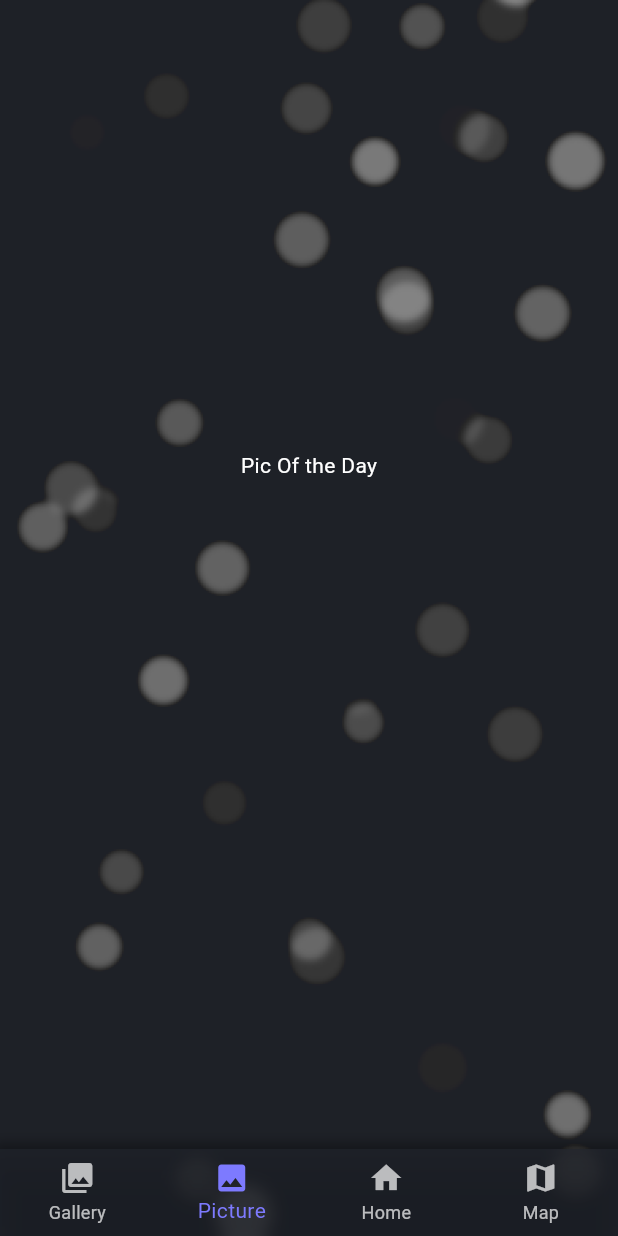
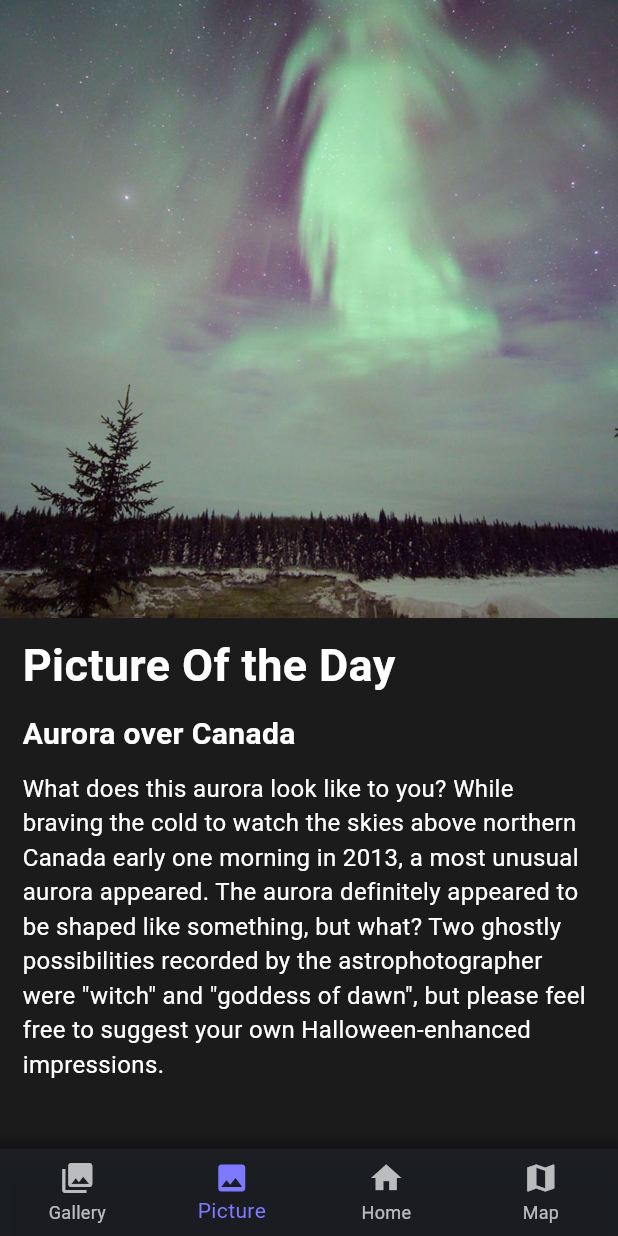
Before and after one commit to maxio02/SpaceView, a Flutter app: the screen it shows after launch, item 2 of the bottom bar chosen, on a phone screen of 412 x 824 dp. Run offline on Flutter 3.47's test engine with Material 3 defaults, Android fonts, the light colour scheme and no system bars; our stand-ins replace flutter_svg; missing offline and left inert: aligned_dialog.

Commit message:
Added functional Pic Of the Day screen

```diff
--- a/lib/pages/fullscreenArticlePage.dart
+++ b/lib/pages/fullscreenArticlePage.dart
@@ -60,8 +60,7 @@ class FullscreenArticleScreen extends StatelessWidget {
                           style: TextStyle(fontSize: 16),
                           textAlign: TextAlign.left,
                         ),
-                        SizedBox(
-                            height: 20), // Add additional spacing as needed
+                        SizedBox(height: 20),
                       ],
                     ),
                   ),
--- a/lib/pages/picOfTheDayPage.dart
+++ b/lib/pages/picOfTheDayPage.dart
@@ -1,15 +1,75 @@
 import 'package:flutter/material.dart';
 
 class PicOfTheDayScreen extends StatelessWidget {
-const PicOfTheDayScreen({ Key? key }) : super(key: key);
+  const PicOfTheDayScreen({Key? key}) : super(key: key);
 
   @override
-  Widget build(BuildContext context){
-    return Container(child: Column(
-      children: [
-        SizedBox(height: 300),
-        Center(child: const Text('Pic Of the Day')),
-      ],
-    ));
+  Widget build(BuildContext context) {
+    var screenSize = MediaQuery.of(context).size;
+    return Scaffold(
+      body: Stack(
+        children: [
+          Container(
+            width: screenSize.width,
+            decoration: BoxDecoration(
+              color: Theme.of(context).primaryColor,
+            ),
+          ),
+          SingleChildScrollView(
+            child: Container(
+              width: screenSize.width,
+              child: Column(
+                crossAxisAlignment: CrossAxisAlignment.start,
+                children: [
+                  Container(
+                    width: screenSize.width,
+                    height: screenSize.width,
+                    decoration: BoxDecoration(
+                      image: DecorationImage(
+                        fit: BoxFit.cover,
+                        image: AssetImage('assets/images/pic1.jpg'),
+                      ),
+                    ),
+                  ),
+                  SizedBox(height: 10),
+                  const Padding(
+                    padding: EdgeInsets.symmetric(horizontal: 15),
+                    child: Column(
+                      crossAxisAlignment: CrossAxisAlignment.start,
+                      children: [
+                        Text(
+                          'Picture Of the Day',
+                          style: TextStyle(
+                            fontSize: 30,
+                            fontWeight: FontWeight.bold,
+                          ),
+                          textAlign: TextAlign.left,
+                        ),
+                        SizedBox(height: 10),
+                        Text(
+                          'Aurora over Canada',
+                          style: TextStyle(
+                            fontWeight: FontWeight.bold,
+                            fontSize: 20,
+                          ),
+                          textAlign: TextAlign.left,
+                        ),
+                        SizedBox(height: 10),
+                        Text(
+                          'What does this aurora look like to you? While braving the cold to watch the skies above northern Canada early one morning in 2013, a most unusual aurora appeared. The aurora definitely appeared to be shaped like something, but what? Two ghostly possibilities recorded by the astrophotographer were "witch" and "goddess of dawn", but please feel free to suggest your own Halloween-enhanced impressions.',
+                          style: TextStyle(fontSize: 16),
+                          textAlign: TextAlign.left,
+                        ),
+                        SizedBox(height: 60),
+                      ],
+                    ),
+                  ),
+                ],
+              ),
+            ),
+          ),
+        ],
+      ),
+    );
   }
 }
```
Also changed, not shown: lib/pages/mainscreen.dart (+5 -8 lines), lib/widgets/verticalGallery.dart (+10 -3 lines).
